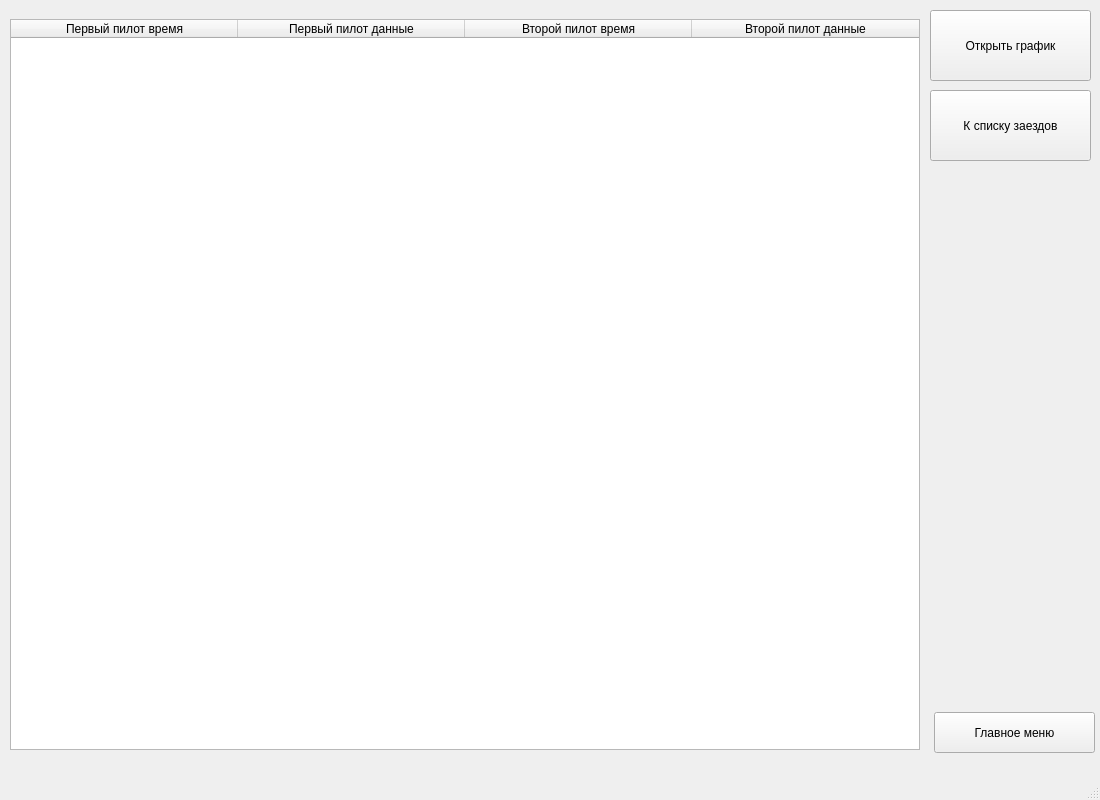
Above: Race.ui from vitoffer/Predprof23 before the change. Below: the same form after it.
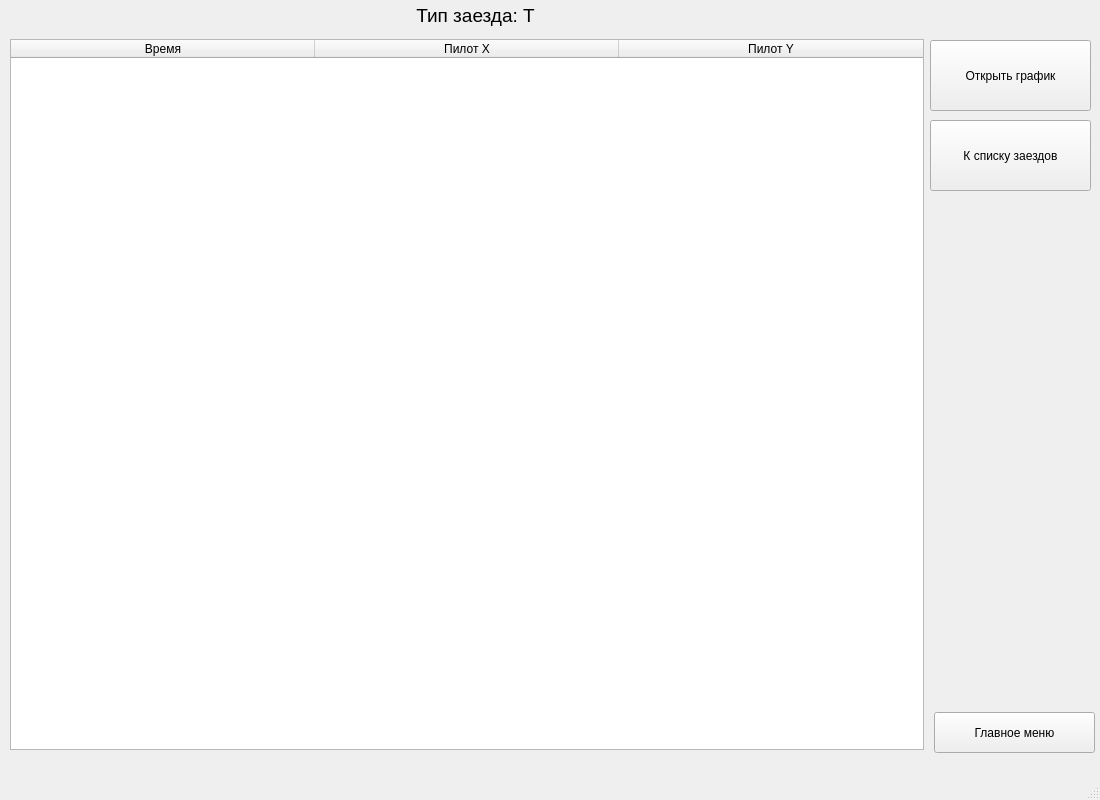
That is the form after the change.

```diff
--- a/Race.ui
+++ b/Race.ui
@@ -31,9 +31,9 @@
     <property name="geometry">
      <rect>
       <x>10</x>
-      <y>19</y>
-      <width>910</width>
-      <height>731</height>
+      <y>39</y>
+      <width>914</width>
+      <height>711</height>
      </rect>
     </property>
     <property name="sizePolicy">
@@ -43,26 +43,21 @@
      </sizepolicy>
     </property>
     <attribute name="horizontalHeaderDefaultSectionSize">
-     <number>227</number>
+     <number>304</number>
     </attribute>
     <column>
      <property name="text">
-      <string>Первый пилот время</string>
+      <string>Время</string>
      </property>
     </column>
     <column>
      <property name="text">
-      <string>Первый пилот данные</string>
+      <string>Пилот X</string>
      </property>
     </column>
     <column>
      <property name="text">
-      <string>Второй пилот время</string>
-     </property>
-    </column>
-    <column>
-     <property name="text">
-      <string>Второй пилот данные</string>
+      <string>Пилот Y</string>
      </property>
     </column>
    </widget>
@@ -70,7 +65,7 @@
     <property name="geometry">
      <rect>
       <x>930</x>
-      <y>10</y>
+      <y>40</y>
       <width>161</width>
       <height>71</height>
      </rect>
@@ -83,7 +78,7 @@
     <property name="geometry">
      <rect>
       <x>930</x>
-      <y>90</y>
+      <y>120</y>
       <width>161</width>
       <height>71</height>
      </rect>
@@ -92,6 +87,24 @@
      <string>К списку заездов</string>
     </property>
    </widget>
+   <widget class="QLabel" name="type_label">
+    <property name="geometry">
+     <rect>
+      <x>290</x>
+      <y>0</y>
+      <width>371</width>
+      <height>31</height>
+     </rect>
+    </property>
+    <property name="font">
+     <font>
+      <pointsize>14</pointsize>
+     </font>
+    </property>
+    <property name="text">
+     <string>&lt;html&gt;&lt;head/&gt;&lt;body&gt;&lt;p align=&quot;center&quot;&gt;Тип заезда: T&lt;/p&gt;&lt;/body&gt;&lt;/html&gt;</string>
+    </property>
+   </widget>
   </widget>
   <widget class="QMenuBar" name="menubar">
    <property name="geometry">
```
Left out of the diff: 4 changed lines with no effect on the pictures.
